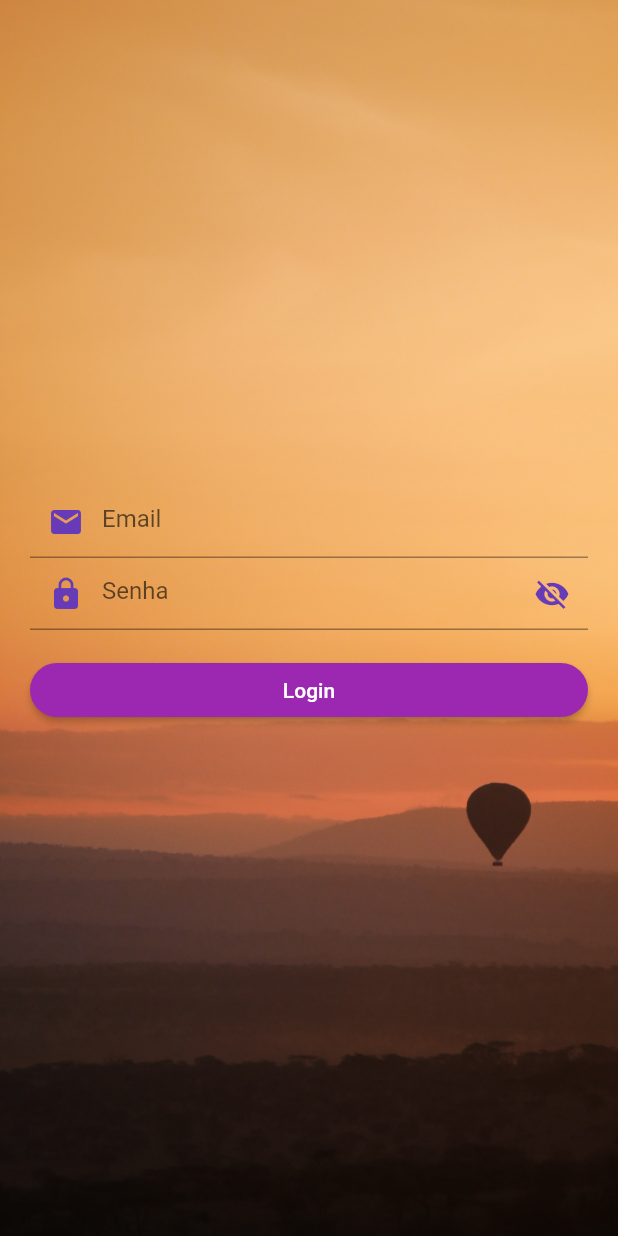
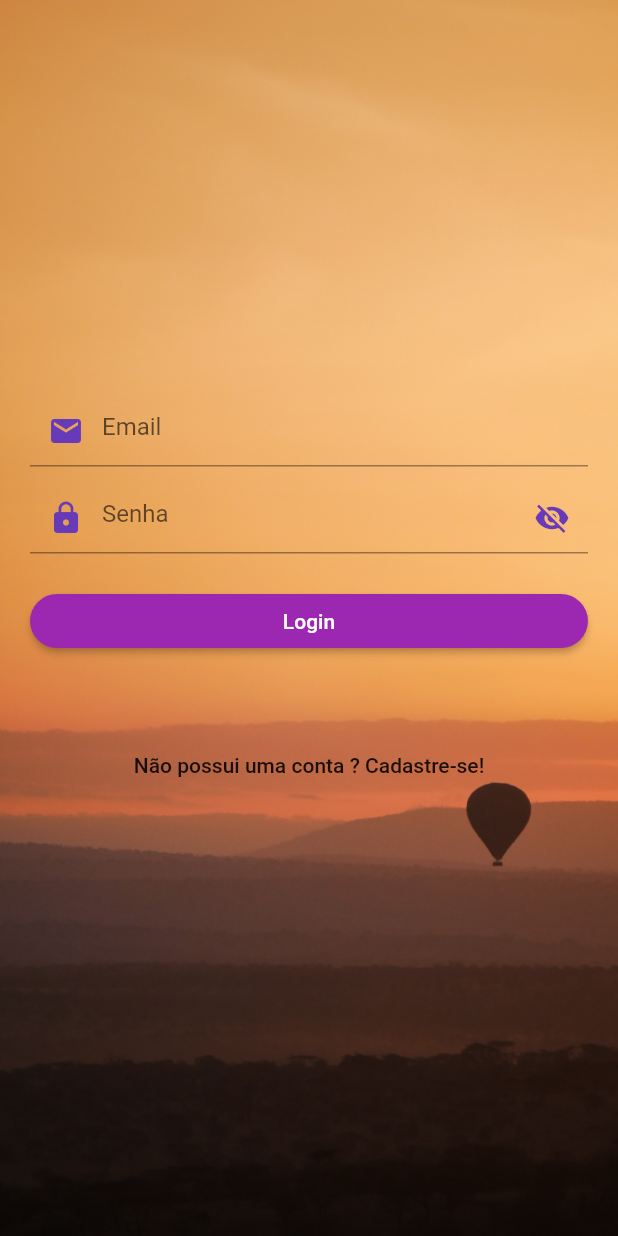
Before and after one commit to viniciusburza/UNISAL, a Flutter app: the screen it shows after launch, on a phone screen of 412 x 824 dp. Run offline on Flutter 3.47's test engine with Material 2 defaults, Android fonts, the phone set to English and light mode, and no system bars; our stand-ins replace cloud_firestore, dynamic_theme, firebase_auth, flushbar, flutter_slidable, image_picker and 4 more; missing offline and left inert: flutter_dialogflow, screen; accounts and stored records are empty; project files that could hold a hidden picture were left out.

Commit message:
Adicionado Novas Telas App Lost And Found

```diff
--- a/lost_and_found/lib/main.dart
+++ b/lost_and_found/lib/main.dart
@@ -1,5 +1,12 @@
 import 'package:flutter/material.dart';
+import 'package:lost_and_found/views/about_page.dart';
+import 'package:lost_and_found/views/found_page.dart';
+import 'package:lost_and_found/views/home_page.dart';
+import 'package:lost_and_found/views/profile_page.dart';
+import 'package:lost_and_found/views/root_page.dart';
 import 'package:lost_and_found/views/sign_in_page.dart';
+import 'package:lost_and_found/views/sign_up_page.dart';
+import 'package:lost_and_found/views/use_term_page.dart';
 
 void main() => runApp(MyApp());
 
@@ -9,7 +16,16 @@ class MyApp extends StatelessWidget {
     return MaterialApp(
       title: 'Achados e Perdidos',
       debugShowCheckedModeBanner: false,
-      home: SignInPage(),
+      routes: <String, WidgetBuilder>{
+        SignInPage.routeName: (BuildContext context) => new SignInPage(),
+        SignUpPage.routeName: (BuildContext context) => new SignUpPage(),
+        HomePage.routeName: (BuildContext context) => new HomePage(),
+        AboutPage.routeName: (BuildContext context) => new AboutPage(),
+        FoundPage.routeName: (BuildContext context) => new FoundPage(),
+        ProfilePage.routeName: (BuildContext context) => new ProfilePage(),
+        UseTermPage.routeName: (BuildContext context) => new UseTermPage(),
+      },
+      home: RootPage(),
       theme: ThemeData(primarySwatch: Colors.deepPurple),
     );
   }
--- a/lost_and_found/lib/services/auth.dart
+++ b/lost_and_found/lib/services/auth.dart
@@ -31,6 +31,7 @@ class Auth {
 
   static Future<bool> checkUserExist(String userID) async {
     try {
+      print('Check user exist $userID');
       bool exist = false;
       await Firestore.instance.document('users/$userID').get().then((document) {
         exist = document.exists;
--- /dev/null
+++ b/lost_and_found/lib/views/root_page.dart
@@ -0,0 +1,39 @@
+import 'package:firebase_auth/firebase_auth.dart';
+import 'package:flutter/material.dart';
+import 'package:lost_and_found/views/home_page.dart';
+import 'package:lost_and_found/views/sign_in_page.dart';
+
+class RootPage extends StatefulWidget {
+  @override
+  _RootPageState createState() => _RootPageState();
+}
+
+class _RootPageState extends State<RootPage> {
+  @override
+  Widget build(BuildContext context) {
+    return StreamBuilder<FirebaseUser>(
+        stream: FirebaseAuth.instance.onAuthStateChanged,
+        builder: (BuildContext context, snapshot) {
+          if (snapshot.connectionState == ConnectionState.waiting) {
+            return _showWaitingContainer();
+          } else {
+            if (snapshot.hasData) {
+              return HomePage();
+            } else {
+              return SignInPage();
+            }
+          }
+        });
+  }
+
+  Widget _showWaitingContainer() {
+    return Container(
+      color: Theme.of(context).primaryColor,
+      child: Center(
+        child: CircularProgressIndicator(
+          backgroundColor: Colors.red,
+        ),
+      ),
+    );
+  }
+}
--- a/lost_and_found/lib/views/sign_in_page.dart
+++ b/lost_and_found/lib/views/sign_in_page.dart
@@ -1,6 +1,7 @@
 import 'package:flutter/material.dart';
 import 'package:flutter/services.dart';
 import 'package:lost_and_found/services/auth.dart';
+import 'package:lost_and_found/views/sign_up_page.dart';
 
 class SignInPage extends StatefulWidget {
   static const String routeName = '/signin';
@@ -41,12 +42,15 @@ class _SignInPageState extends State<SignInPage> {
   }
 
   Widget _showEmailTextField() {
-    return TextField(
+    return Padding(
+      padding: const EdgeInsets.symmetric(vertical: 5.0),
+      child: TextField(
         controller: _emailController,
         keyboardType: TextInputType.emailAddress,
         decoration: InputDecoration(
           prefixIcon: Icon(Icons.email, color: Colors.deepPurple),
           hintText: 'Email',
+        ),
       ),
     );
   }
@@ -58,7 +62,9 @@ class _SignInPageState extends State<SignInPage> {
   }
 
   Widget _showPasswordTextField() {
-    return TextField(
+    return Padding(
+      padding: const EdgeInsets.symmetric(vertical: 5.0),
+      child: TextField(
         controller: _passwordController,
         obscureText: _passwordVisible,
         decoration: InputDecoration(
@@ -69,6 +75,7 @@ class _SignInPageState extends State<SignInPage> {
                     ? Icon(Icons.visibility, color: Colors.deepPurple)
                     : Icon(Icons.visibility_off, color: Colors.deepPurple),
                 onPressed: _toggleVisibility)),
+      ),
     );
   }
 
@@ -96,7 +103,14 @@ class _SignInPageState extends State<SignInPage> {
     );
   }
 
+  void _signUp() {
+    Navigator.of(context).pushReplacementNamed(SignUpPage.routeName);
+  }
+
   Widget _showSignUpButton() {
-    return Container();
+    return Padding(
+      padding: const EdgeInsets.symmetric(vertical: 32.0),
+      child: FlatButton(child: Text('Não possui uma conta ? Cadastre-se!'), onPressed: _signUp),
+    );
   }
 }
```
Also changed, not shown: lost_and_found/lib/views/about_page.dart (added, +31 -0 lines), lost_and_found/lib/views/found_page.dart (added, +31 -0 lines), lost_and_found/lib/views/home_page.dart (added, +31 -0 lines), lost_and_found/lib/views/profile_page.dart (added, +31 -0 lines), lost_and_found/lib/views/sign_up_page.dart (added, +134 -0 lines), lost_and_found/lib/views/use_term_page.dart (added, +31 -0 lines), lost_and_found/lib/widgets/custom_drawer.dart (added, +86 -0 lines). Lines whose indentation alone changed are shown as unchanged.
